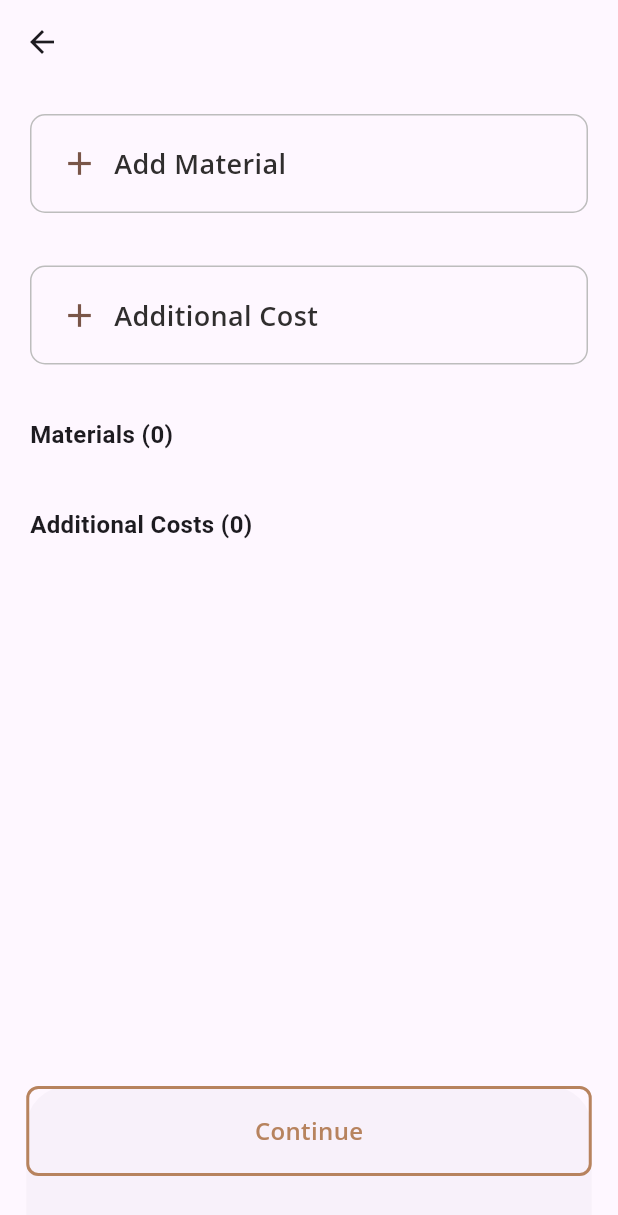
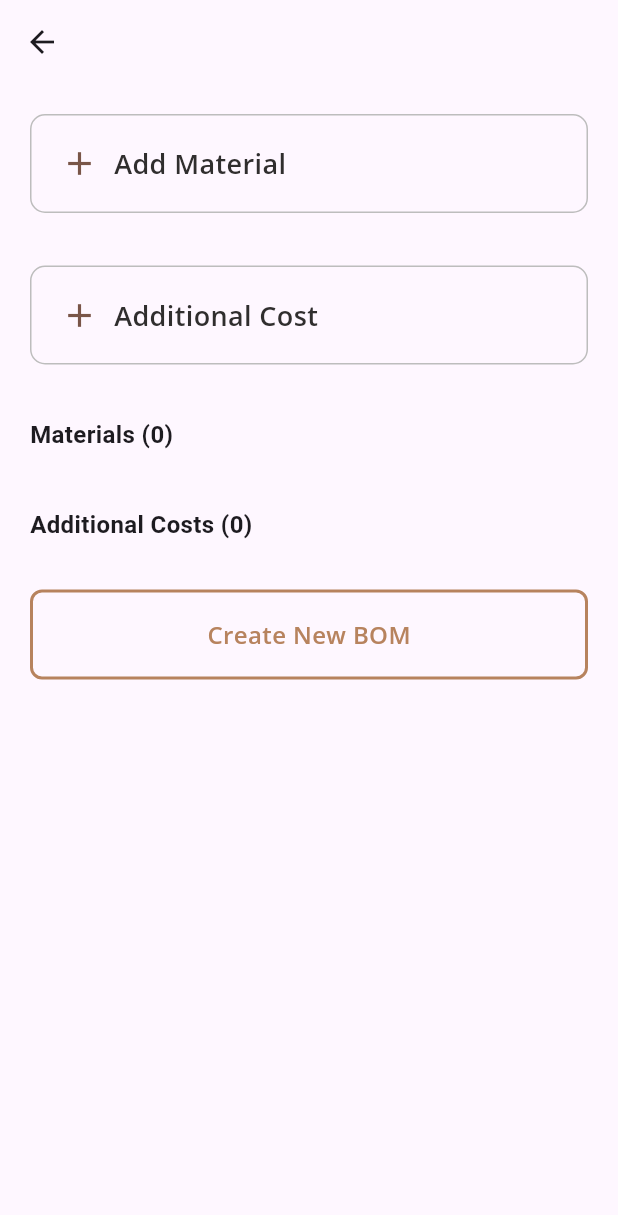
Before and after one commit to mackings/Wworker_App, a Flutter app: the AddMaterial screen opened directly, on a phone screen of 412 x 824 dp. Shown: the top 1215 px of the screen. Run offline on Flutter 3.47's test engine with Material 3 defaults, Android fonts, the phone set to English and light mode, and no system bars; our stand-ins replace dio, flutter_riverpod, flutter_svg, google_fonts, image_picker, shared_preferences; accounts and stored records are empty; network calls fail; project files that could hold a hidden picture were left out.

Commit message:
create BOM

```diff
--- a/lib/App/Quotation/UI/AddMaterial.dart
+++ b/lib/App/Quotation/UI/AddMaterial.dart
@@ -19,7 +19,7 @@ class AddMaterial extends ConsumerStatefulWidget {
 
 class _AddMaterialState extends ConsumerState<AddMaterial> {
   String? userId;
-  bool isLoading = true;
+  bool isUserLoading = true;
   bool isExpanded = false;
   bool isAdditionalExpanded = false;
 
@@ -34,7 +34,7 @@ class _AddMaterialState extends ConsumerState<AddMaterial> {
     final savedUserId = prefs.getString("userId");
     setState(() {
       userId = savedUserId;
-      isLoading = false;
+      isUserLoading = false;
     });
   }
 
@@ -43,13 +43,15 @@ class _AddMaterialState extends ConsumerState<AddMaterial> {
     final data = ref.watch(materialProvider);
     final notifier = ref.read(materialProvider.notifier);
 
-    final materials = List<Map<String, dynamic>>.from(data["materials"] ?? []);
-    final additionalCosts = List<Map<String, dynamic>>.from(
-      data["additionalCosts"] ?? [],
+    // ✅ Wait for both user + provider data to load
+    final isProviderLoaded = data["isLoaded"] == true;
+
+    if (isUserLoading || !isProviderLoaded) {
+      return const Scaffold(
+        body: Center(
+          child: CircularProgressIndicator(),
+        ),
       );
-
-    if (isLoading) {
-      return const Scaffold(body: Center(child: CircularProgressIndicator()));
     }
 
     if (userId == null) {
@@ -63,24 +65,23 @@ class _AddMaterialState extends ConsumerState<AddMaterial> {
       );
     }
 
+    // ✅ Extract lists safely
+    final materials = List<Map<String, dynamic>>.from(data["materials"] ?? []);
+    final additionalCosts =
+        List<Map<String, dynamic>>.from(data["additionalCosts"] ?? []);
+
     return Scaffold(
       appBar: AppBar(),
       body: SafeArea(
         child: SingleChildScrollView(
-          child: Padding(
-            padding: const EdgeInsets.symmetric(
-              vertical: 20.0,
-              horizontal: 20.0,
-            ),
+          padding: const EdgeInsets.symmetric(vertical: 20.0, horizontal: 20.0),
           child: Column(
             crossAxisAlignment: CrossAxisAlignment.start,
             children: [
               /// --- MATERIAL SECTION ---
               Container(
-                  padding: const EdgeInsets.symmetric(
-                    horizontal: 19,
-                    vertical: 19,
-                  ),
+                padding:
+                    const EdgeInsets.symmetric(horizontal: 19, vertical: 19),
                 decoration: BoxDecoration(
                   border: Border.all(color: Colors.grey.shade400),
                   borderRadius: BorderRadius.circular(10),
@@ -129,18 +130,15 @@ class _AddMaterialState extends ConsumerState<AddMaterial> {
 
               /// --- ADDITIONAL COST SECTION ---
               Container(
-                  padding: const EdgeInsets.symmetric(
-                    horizontal: 19,
-                    vertical: 19,
-                  ),
+                padding:
+                    const EdgeInsets.symmetric(horizontal: 19, vertical: 19),
                 decoration: BoxDecoration(
                   border: Border.all(color: Colors.grey.shade400),
                   borderRadius: BorderRadius.circular(10),
                 ),
                 child: InkWell(
-                    onTap: () => setState(
-                      () => isAdditionalExpanded = !isAdditionalExpanded,
-                    ),
+                  onTap: () =>
+                      setState(() => isAdditionalExpanded = !isAdditionalExpanded),
                   child: Row(
                     children: [
                       Icon(
@@ -197,7 +195,7 @@ class _AddMaterialState extends ConsumerState<AddMaterial> {
                   item: item,
                   onDelete: () => notifier.deleteMaterial(index),
                 );
-                }).toList(),
+              }),
 
               const SizedBox(height: 25),
 
@@ -217,26 +215,39 @@ class _AddMaterialState extends ConsumerState<AddMaterial> {
                   item: item,
                   onDelete: () => notifier.deleteAdditionalCost(index),
                 );
-                }).toList(),
+              }),
+
+              SizedBox(height: 20,),
+
+                    CustomButton(
+        text: (materials.isEmpty && additionalCosts.isEmpty)
+            ? "Create New BOM"
+            : "Continue",
+        outlined: (materials.isEmpty && additionalCosts.isEmpty),
+        onPressed: () {
+          if (materials.isEmpty && additionalCosts.isEmpty) {
+            // 👇 Expand the add material section automatically
+            setState(() {
+              isExpanded = true;
+            });
+            ScaffoldMessenger.of(context).showSnackBar(
+              const SnackBar(
+                content: Text("Add at least one material or additional cost to continue"),
+              ),
+            );
+          } else {
+            Nav.push(BOMSummary());
+          }
+        },
+      ),
 
               const SizedBox(height: 100),
             ],
           ),
         ),
       ),
-      ),
 
 
-      bottomSheet: Padding(
-        padding: const EdgeInsets.only(bottom: 40),
-        child: CustomButton(
-          text: "Continue",
-          outlined: true,
-          onPressed: () {
-            Nav.push(BOMSummary());
-          },
-        ),
-      ),
     );
   }
 }
--- a/lib/App/Quotation/Widget/BomScard.dart
+++ b/lib/App/Quotation/Widget/BomScard.dart
@@ -1,5 +1,4 @@
 import 'package:flutter/material.dart';
-
 
 
 class BOMSummaryCard extends StatelessWidget {
@@ -69,7 +68,7 @@ class BOMSummaryCard extends StatelessWidget {
 
           const SizedBox(height: 16),
 
-          // 🟩 Price / Amount
+
           Container(
             padding: const EdgeInsets.all(8),
             decoration: ShapeDecoration(
--- a/lib/GeneralWidgets/UI/customBtn.dart
+++ b/lib/GeneralWidgets/UI/customBtn.dart
@@ -3,12 +3,14 @@ import 'package:google_fonts/google_fonts.dart';
 import 'package:wworker/Constant/colors.dart';
 
 
+
 class CustomButton extends StatelessWidget {
   final String text;
-  final VoidCallback onPressed;
+  final VoidCallback? onPressed;
   final double width;
   final double borderRadius;
   final bool outlined;
+  final bool loading; // ✅ Added
   final IconData? icon;
   final Color? iconColor;
   final Color? textColor;
@@ -22,6 +24,7 @@ class CustomButton extends StatelessWidget {
     this.width = 327,
     this.borderRadius = 8,
     this.outlined = false,
+    this.loading = false,
     this.icon,
     this.iconColor,
     this.textColor,
@@ -39,7 +42,7 @@ class CustomButton extends StatelessWidget {
         outlined ? (borderColor ?? ColorsApp.btnColor) : Colors.transparent;
 
     return GestureDetector(
-      onTap: onPressed,
+      onTap: loading ? null : onPressed, // ✅ Disable when loading
       child: Container(
         width: width == 327 ? MediaQuery.of(context).size.width - 35 : width,
         padding: const EdgeInsets.all(16),
@@ -50,9 +53,19 @@ class CustomButton extends StatelessWidget {
             side: BorderSide(color: btnBorderColor, width: 2),
           ),
         ),
-        child: Row(
+        child: Center(
+          child: loading
+              ? SizedBox(
+                  width: 22,
+                  height: 22,
+                  child: CircularProgressIndicator(
+                    strokeWidth: 2.5,
+                    color: btnTextColor,
+                  ),
+                )
+              : Row(
+                  mainAxisSize: MainAxisSize.min,
                   mainAxisAlignment: MainAxisAlignment.center,
-          mainAxisSize: MainAxisSize.min,
                   children: [
                     if (icon != null) ...[
                       Icon(icon, color: iconColor ?? btnTextColor, size: 20),
@@ -70,6 +83,7 @@ class CustomButton extends StatelessWidget {
                   ],
                 ),
         ),
+      ),
     );
   }
 }
--- a/pubspec.yaml
+++ b/pubspec.yaml
@@ -41,6 +41,7 @@ dependencies:
   cached_network_image: ^3.4.1
   flutter_riverpod: ^3.0.3
   google_fonts: ^6.3.2
+  intl: ^0.20.2
 
 dev_dependencies:
   flutter_test:
```
Also changed, not shown: lib/App/Quotation/Api/BomService.dart (added, +105 -0 lines), lib/App/Quotation/Providers/MaterialProvider.dart (+18 -4 lines), lib/App/Quotation/UI/BomSummary.dart (+130 -56 lines), pubspec.lock. Lines whose indentation alone changed are shown as unchanged.
